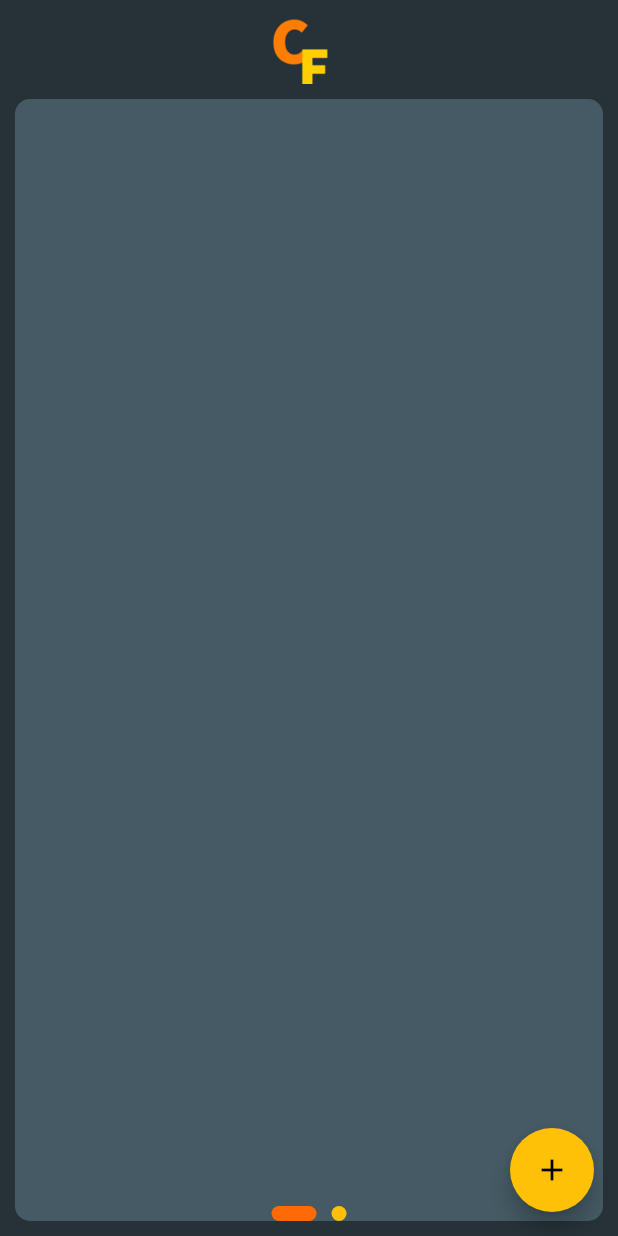
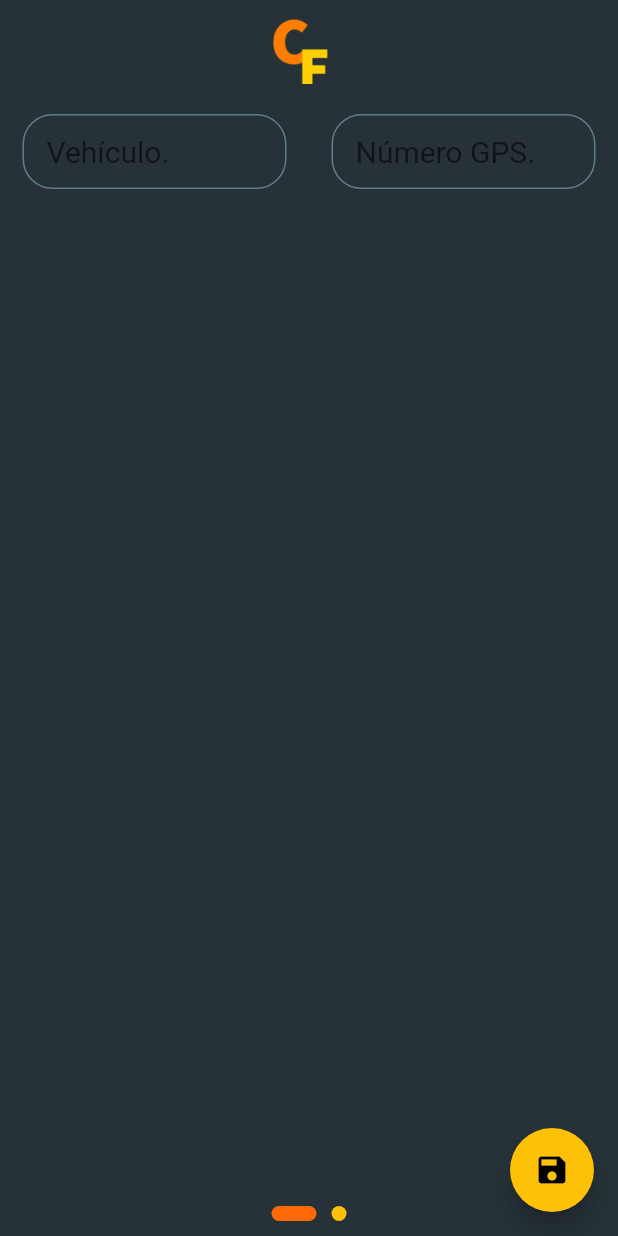
Before and after one commit to samtts14/found_my_car, a Flutter app: the screen it shows after launch, on a phone screen of 412 x 824 dp. Run offline on Flutter 3.47's test engine with Material 2 defaults, Android fonts, the phone set to English and light mode, and no system bars; drawn by our look-alikes of smooth_page_indicator.

Commit message:
Se cambia el input del numero y del nombre

```diff
--- a/lib/HomePage/homepage.dart
+++ b/lib/HomePage/homepage.dart
@@ -1,5 +1,5 @@
 import 'package:flutter/material.dart';
-import 'package:found_my_car/FormularioVehiculos/addvehiculos.dart';
+//import 'package:found_my_car/FormularioVehiculos/addvehiculos.dart';
 import 'package:found_my_car/VehiculosPages/vehiculo_page1.dart';
 import 'package:found_my_car/VehiculosPages/vehiculo_page2.dart';
 import 'package:smooth_page_indicator/smooth_page_indicator.dart';
@@ -19,9 +19,9 @@ class HomePage extends StatelessWidget {
         backgroundColor: Colors.blueGrey[900],
       ),
       floatingActionButton: FloatingActionButton(onPressed: () {//---------------------BOTON FLOTANTE-----------------
-        Navigator.push(context, MaterialPageRoute(builder: ((context) => AddVehiculo())));
+      //  Navigator.push(context, MaterialPageRoute(builder: ((context) => AddVehiculo())));
       },
-        child: Icon(Icons.add, color: Colors.black,),
+        child: Icon(Icons.save, color: Colors.black,),
         backgroundColor: Colors.amber,
        // shape: BeveledRectangleBorder(borderRadius: BorderRadius.all(Radius.circular(15))),
       ),
--- a/lib/VehiculosPages/vehiculo_page1.dart
+++ b/lib/VehiculosPages/vehiculo_page1.dart
@@ -1,3 +1,5 @@
+//import 'dart:js';
+
 import 'package:flutter/material.dart';
 
 class Page1 extends StatelessWidget {
@@ -5,18 +7,61 @@ class Page1 extends StatelessWidget {
 
   @override
   Widget build(BuildContext context) {
-    return Scaffold(
-        backgroundColor: Colors.transparent,
-      body: Padding(
-        padding: const EdgeInsets.all(10),
-        child: ClipRRect(
-          borderRadius: BorderRadius.circular(10),
-          child: Container(
-            color: Colors.blueGrey[700],
-             // child: ElevatedButton(onPressed: null, child: Text('b')),
-         ),
-        ),
-      ),
+    return Column(
+     children: [
+       SizedBox(
+         height: 20,
+       ),
+
+       Row(//-----------------------ROW PARA LOS INPUT--------------------------
+         children: [
+           Container(
+             width: MediaQuery.of(context).size.width * 0.5,
+             child: _inputName(),
+           ),
+           Container(
+             width: MediaQuery.of(context).size.width* 0.5,
+             child: _inputGPSnumber(),
+           ),
+         ],
+       )
+     ],
     );
   }
+
+  Container _inputName() { //-----------------------------------------FORM FIELD----------------------
+    return Container( decoration: BoxDecoration(
+       borderRadius: BorderRadius.circular(20),
+       border: Border.all(color: Colors.blueGrey)),
+       padding: const EdgeInsets.symmetric(horizontal: 15),
+       margin: const EdgeInsets.symmetric(horizontal: 15),
+       child: TextFormField(
+         style: TextStyle(fontSize: 20, color: Colors.white),
+         decoration: const InputDecoration(
+           hintText: "Vehículo.",
+          //fillColor: Color.fromARGB(255, 55, 86, 102),
+         // filled: true,
+           border: InputBorder.none,
+
+         ),
+       ),
+
+      );
+  }
+  Container _inputGPSnumber() {
+    return Container( decoration: BoxDecoration(
+       borderRadius: BorderRadius.circular(20),
+       border: Border.all(color: Colors.blueGrey)),
+       padding: const EdgeInsets.symmetric(horizontal: 15),
+       margin: const EdgeInsets.symmetric(horizontal: 15),
+       child: TextFormField(
+         keyboardType: TextInputType.number,
+         style: TextStyle(fontSize: 20),
+         decoration: const InputDecoration(
+            hintText: "Número GPS.",
+            border: InputBorder.none),
+       ),
+
+      );
+  }
 }
--- a/lib/main.dart
+++ b/lib/main.dart
@@ -1,5 +1,5 @@
 import 'package:flutter/material.dart';
-import 'FormularioVehiculos/addvehiculos.dart';
+//import 'FormularioVehiculos/addvehiculos.dart';
 import 'HomePage/homepage.dart';
 
 void main() {
```
Also changed, not shown: lib/FormularioVehiculos/addvehiculos.dart (deleted, +0 -73 lines).
